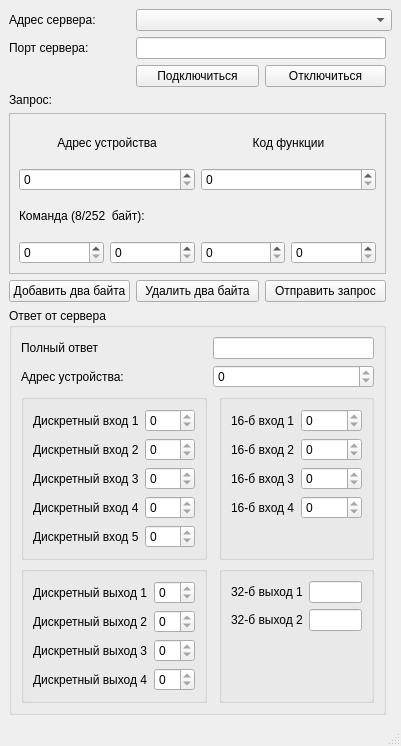
Before: the Qt Designer form modbustcpclient.ui in DenJonson/modbusTCP-client_qt, drawn with Qt 5.
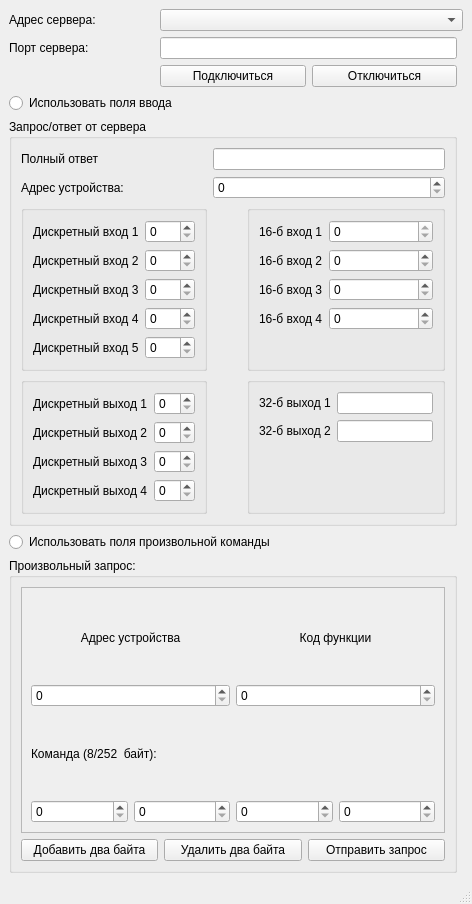
After: the same form once the commit is applied.

Commit message: Sending transanction ID and protocol ID to server

Patch:
```diff
--- a/modbustcpclient.ui
+++ b/modbustcpclient.ui
@@ -6,8 +6,8 @@
    <rect>
     <x>0</x>
     <y>0</y>
-    <width>401</width>
-    <height>746</height>
+    <width>472</width>
+    <height>904</height>
    </rect>
   </property>
   <property name="windowTitle">
@@ -22,16 +22,6 @@
       </property>
      </widget>
     </item>
-    <item row="0" column="0">
-     <widget class="QLabel" name="label">
-      <property name="text">
-       <string>Адрес сервера:</string>
-      </property>
-     </widget>
-    </item>
-    <item row="0" column="1" colspan="3">
-     <widget class="QComboBox" name="cbHostName"/>
-    </item>
     <item row="2" column="1">
      <widget class="QPushButton" name="pbConnect">
       <property name="text">
@@ -39,13 +29,6 @@
       </property>
      </widget>
     </item>
-    <item row="5" column="2">
-     <widget class="QPushButton" name="pbSendRequest">
-      <property name="text">
-       <string>Отправить запрос</string>
-      </property>
-     </widget>
-    </item>
     <item row="2" column="2">
      <widget class="QPushButton" name="pbQuit">
       <property name="text">
@@ -53,39 +36,193 @@
       </property>
      </widget>
     </item>
+    <item row="11" column="0" colspan="3">
+     <widget class="QGroupBox" name="gridGroupBox">
+      <property name="title">
+       <string>Произвольный запрос:</string>
+      </property>
+      <layout class="QGridLayout" name="gridLayout_2">
+       <item row="1" column="1">
+        <widget class="QPushButton" name="pbDelByte">
+         <property name="text">
+          <string>Удалить два байта</string>
+         </property>
+        </widget>
+       </item>
+       <item row="1" column="0">
+        <widget class="QPushButton" name="pbAddByte">
+         <property name="text">
+          <string>Добавить два байта</string>
+         </property>
+        </widget>
+       </item>
+       <item row="1" column="2">
+        <widget class="QPushButton" name="pbSendRequest">
+         <property name="text">
+          <string>Отправить запрос</string>
+         </property>
+        </widget>
+       </item>
+       <item row="0" column="0" colspan="3">
+        <widget class="QScrollArea" name="scrollArea">
+         <property name="widgetResizable">
+          <bool>true</bool>
+         </property>
+         <widget class="QWidget" name="scrollAreaWidgetContents">
+          <property name="geometry">
+           <rect>
+            <x>0</x>
+            <y>0</y>
+            <width>416</width>
+            <height>143</height>
+           </rect>
+          </property>
+          <layout class="QVBoxLayout" name="verticalLayout">
+           <item>
+            <layout class="QGridLayout" name="glReqiestContainer">
+             <item row="3" column="2">
+              <widget class="QSpinBox" name="sbCommand2"/>
+             </item>
+             <item row="3" column="0">
+              <widget class="QSpinBox" name="sbCommand0"/>
+             </item>
+             <item row="3" column="1">
+              <widget class="QSpinBox" name="sbCommand1"/>
+             </item>
+             <item row="3" column="3">
+              <widget class="QSpinBox" name="sbCommand3"/>
+             </item>
+             <item row="1" column="2" colspan="2">
+              <widget class="QSpinBox" name="sbFuncCode"/>
+             </item>
+             <item row="1" column="0" colspan="2">
+              <widget class="QSpinBox" name="sbUnitIdOut">
+               <property name="maximum">
+                <number>255</number>
+               </property>
+              </widget>
+             </item>
+             <item row="0" column="0" colspan="2">
+              <widget class="QLabel" name="label_4">
+               <property name="text">
+                <string>Адрес устройства</string>
+               </property>
+               <property name="alignment">
+                <set>Qt::AlignCenter</set>
+               </property>
+              </widget>
+             </item>
+             <item row="0" column="2" colspan="2">
+              <widget class="QLabel" name="label_21">
+               <property name="text">
+                <string>Код функции</string>
+               </property>
+               <property name="alignment">
+                <set>Qt::AlignCenter</set>
+               </property>
+              </widget>
+             </item>
+             <item row="2" column="0" colspan="4">
+              <widget class="QLabel" name="lbCommand">
+               <property name="text">
+                <string>Команда (8/252  байт):</string>
+               </property>
+              </widget>
+             </item>
+            </layout>
+           </item>
+          </layout>
+         </widget>
+        </widget>
+       </item>
+      </layout>
+     </widget>
+    </item>
+    <item row="0" column="0">
+     <widget class="QLabel" name="label">
+      <property name="text">
+       <string>Адрес сервера:</string>
+      </property>
+     </widget>
+    </item>
+    <item row="3" column="0" colspan="3">
+     <widget class="QRadioButton" name="rbUi">
+      <property name="text">
+       <string>Использовать поля ввода</string>
+      </property>
+     </widget>
+    </item>
     <item row="1" column="1" colspan="2">
      <widget class="QLineEdit" name="lePort"/>
     </item>
-    <item row="6" column="0" colspan="3">
+    <item row="9" column="0" colspan="3">
      <widget class="QGroupBox" name="formGroupBox">
       <property name="enabled">
        <bool>true</bool>
       </property>
       <property name="title">
-       <string>Ответ от сервера</string>
+       <string>Запрос/ответ от сервера</string>
       </property>
       <layout class="QGridLayout" name="gridLayout_3">
+       <item row="4" column="2">
+        <widget class="QGroupBox" name="formGroupBox_2">
+         <layout class="QFormLayout" name="formLayout_4">
+          <item row="0" column="0">
+           <widget class="QLabel" name="label_14">
+            <property name="text">
+             <string>32-б выход 1</string>
+            </property>
+           </widget>
+          </item>
+          <item row="1" column="0">
+           <widget class="QLabel" name="label_15">
+            <property name="text">
+             <string>32-б выход 2</string>
+            </property>
+           </widget>
+          </item>
+          <item row="0" column="1">
+           <widget class="QLineEdit" name="leQOut0">
+            <property name="readOnly">
+             <bool>true</bool>
+            </property>
+           </widget>
+          </item>
+          <item row="1" column="1">
+           <widget class="QLineEdit" name="leQOut1">
+            <property name="readOnly">
+             <bool>true</bool>
+            </property>
+           </widget>
+          </item>
+         </layout>
+        </widget>
+       </item>
+       <item row="1" column="1" colspan="2">
+        <widget class="QLineEdit" name="leResponse">
+         <property name="readOnly">
+          <bool>true</bool>
+         </property>
+        </widget>
+       </item>
        <item row="1" column="0">
-        <widget class="QLabel" name="label_20">
+        <widget class="QLabel" name="label_22">
          <property name="text">
-          <string>Адрес устройства:</string>
+          <string>Полный ответ</string>
          </property>
         </widget>
        </item>
-       <item row="2" column="1">
-        <spacer name="horizontalSpacer">
-         <property name="orientation">
-          <enum>Qt::Horizontal</enum>
+       <item row="2" column="1" colspan="2">
+        <widget class="QSpinBox" name="sbUnitId">
+         <property name="readOnly">
+          <bool>false</bool>
          </property>
-         <property name="sizeHint" stdset="0">
-          <size>
-           <width>40</width>
-           <height>20</height>
-          </size>
+         <property name="maximum">
+          <number>255</number>
          </property>
-        </spacer>
+        </widget>
        </item>
-       <item row="2" column="2">
+       <item row="3" column="2">
         <widget class="QGroupBox" name="formGroupBox_3">
          <layout class="QFormLayout" name="formLayout">
           <item row="0" column="0">
@@ -119,7 +256,7 @@
           <item row="0" column="1">
            <widget class="QSpinBox" name="sbDIn0">
             <property name="readOnly">
-             <bool>true</bool>
+             <bool>false</bool>
             </property>
             <property name="maximum">
              <number>0</number>
@@ -132,38 +269,110 @@
           <item row="1" column="1">
            <widget class="QSpinBox" name="sbDIn1">
             <property name="readOnly">
-             <bool>true</bool>
+             <bool>false</bool>
             </property>
            </widget>
           </item>
           <item row="2" column="1">
            <widget class="QSpinBox" name="sbDIn2">
             <property name="readOnly">
-             <bool>true</bool>
+             <bool>false</bool>
             </property>
            </widget>
           </item>
           <item row="3" column="1">
            <widget class="QSpinBox" name="sbDIn3">
             <property name="readOnly">
-             <bool>true</bool>
+             <bool>false</bool>
             </property>
            </widget>
           </item>
          </layout>
         </widget>
        </item>
-       <item row="1" column="1" colspan="2">
-        <widget class="QSpinBox" name="sbUnitId">
-         <property name="readOnly">
-          <bool>true</bool>
+       <item row="4" column="0">
+        <widget class="QGroupBox" name="groupBox">
+         <layout class="QFormLayout" name="formLayout_3">
+          <item row="0" column="0">
+           <widget class="QLabel" name="label_6">
+            <property name="text">
+             <string>Дискретный выход 1</string>
+            </property>
+           </widget>
+          </item>
+          <item row="1" column="0">
+           <widget class="QLabel" name="label_7">
+            <property name="text">
+             <string>Дискретный выход 2</string>
+            </property>
+           </widget>
+          </item>
+          <item row="2" column="0">
+           <widget class="QLabel" name="label_8">
+            <property name="text">
+             <string>Дискретный выход 3</string>
+            </property>
+           </widget>
+          </item>
+          <item row="3" column="0">
+           <widget class="QLabel" name="label_9">
+            <property name="text">
+             <string>Дискретный выход 4</string>
+            </property>
+           </widget>
+          </item>
+          <item row="0" column="1">
+           <widget class="QSpinBox" name="sbDOut0">
+            <property name="readOnly">
+             <bool>false</bool>
+            </property>
+           </widget>
+          </item>
+          <item row="1" column="1">
+           <widget class="QSpinBox" name="sbDOut1">
+            <property name="readOnly">
+             <bool>false</bool>
+            </property>
+           </widget>
+          </item>
+          <item row="2" column="1">
+           <widget class="QSpinBox" name="sbDOut2">
+            <property name="readOnly">
+             <bool>false</bool>
+            </property>
+           </widget>
+          </item>
+          <item row="3" column="1">
+           <widget class="QSpinBox" name="sbDOut3">
+            <property name="readOnly">
+             <bool>false</bool>
+            </property>
+           </widget>
+          </item>
+         </layout>
+        </widget>
+       </item>
+       <item row="3" column="1">
+        <spacer name="horizontalSpacer">
+         <property name="orientation">
+          <enum>Qt::Horizontal</enum>
          </property>
-         <property name="maximum">
-          <number>255</number>
+         <property name="sizeHint" stdset="0">
+          <size>
+           <width>40</width>
+           <height>20</height>
+          </size>
          </property>
-        </widget>
+        </spacer>
        </item>
        <item row="2" column="0">
+        <widget class="QLabel" name="label_20">
+         <property name="text">
+          <string>Адрес устройства:</string>
+         </property>
+        </widget>
+       </item>
+       <item row="3" column="0">
         <widget class="QGroupBox" name="formGroupBox_4">
          <layout class="QFormLayout" name="formLayout_2">
           <item row="0" column="0">
@@ -204,244 +413,51 @@
           <item row="0" column="1">
            <widget class="QSpinBox" name="spinbDIn0">
             <property name="readOnly">
-             <bool>true</bool>
+             <bool>false</bool>
             </property>
            </widget>
           </item>
           <item row="1" column="1">
            <widget class="QSpinBox" name="spinbDIn1">
             <property name="readOnly">
-             <bool>true</bool>
+             <bool>false</bool>
             </property>
            </widget>
           </item>
           <item row="2" column="1">
            <widget class="QSpinBox" name="spinbDIn2">
             <property name="readOnly">
-             <bool>true</bool>
+             <bool>false</bool>
             </property>
            </widget>
           </item>
           <item row="3" column="1">
            <widget class="QSpinBox" name="spinbDIn3">
             <property name="readOnly">
-             <bool>true</bool>
+             <bool>false</bool>
             </property>
            </widget>
           </item>
           <item row="4" column="1">
            <widget class="QSpinBox" name="spinbDIn4">
             <property name="readOnly">
-             <bool>true</bool>
+             <bool>false</bool>
             </property>
            </widget>
           </item>
          </layout>
         </widget>
        </item>
-       <item row="3" column="0">
-        <widget class="QGroupBox" name="groupBox">
-         <layout class="QFormLayout" name="formLayout_3">
-          <item row="0" column="0">
-           <widget class="QLabel" name="label_6">
-            <property name="text">
-             <string>Дискретный выход 1</string>
-            </property>
-           </widget>
-          </item>
-          <item row="1" column="0">
-           <widget class="QLabel" name="label_7">
-            <property name="text">
-             <string>Дискретный выход 2</string>
-            </property>
-           </widget>
-          </item>
-          <item row="2" column="0">
-           <widget class="QLabel" name="label_8">
-            <property name="text">
-             <string>Дискретный выход 3</string>
-            </property>
-           </widget>
-          </item>
-          <item row="3" column="0">
-           <widget class="QLabel" name="label_9">
-            <property name="text">
-             <string>Дискретный выход 4</string>
-            </property>
-           </widget>
-          </item>
-          <item row="0" column="1">
-           <widget class="QSpinBox" name="sbDOut0">
-            <property name="readOnly">
-             <bool>true</bool>
-            </property>
-           </widget>
-          </item>
-          <item row="1" column="1">
-           <widget class="QSpinBox" name="sbDOut1">
-            <property name="readOnly">
-             <bool>true</bool>
-            </property>
-           </widget>
-          </item>
-          <item row="2" column="1">
-           <widget class="QSpinBox" name="sbDOut2">
-            <property name="readOnly">
-             <bool>true</bool>
-            </property>
-           </widget>
-          </item>
-          <item row="3" column="1">
-           <widget class="QSpinBox" name="sbDOut3">
-            <property name="readOnly">
-             <bool>true</bool>
-            </property>
-           </widget>
-          </item>
-         </layout>
-        </widget>
-       </item>
-       <item row="3" column="2">
-        <widget class="QGroupBox" name="formGroupBox_2">
-         <layout class="QFormLayout" name="formLayout_4">
-          <item row="0" column="0">
-           <widget class="QLabel" name="label_14">
-            <property name="text">
-             <string>32-б выход 1</string>
-            </property>
-           </widget>
-          </item>
-          <item row="1" column="0">
-           <widget class="QLabel" name="label_15">
-            <property name="text">
-             <string>32-б выход 2</string>
-            </property>
-           </widget>
-          </item>
-          <item row="0" column="1">
-           <widget class="QLineEdit" name="leQOut0">
-            <property name="readOnly">
-             <bool>true</bool>
-            </property>
-           </widget>
-          </item>
-          <item row="1" column="1">
-           <widget class="QLineEdit" name="leQOut1">
-            <property name="readOnly">
-             <bool>true</bool>
-            </property>
-           </widget>
-          </item>
-         </layout>
-        </widget>
-       </item>
-       <item row="0" column="0">
-        <widget class="QLabel" name="label_22">
-         <property name="text">
-          <string>Полный ответ</string>
-         </property>
-        </widget>
-       </item>
-       <item row="0" column="1" colspan="2">
-        <widget class="QLineEdit" name="leResponse">
-         <property name="readOnly">
-          <bool>true</bool>
-         </property>
-        </widget>
-       </item>
       </layout>
      </widget>
     </item>
-    <item row="5" column="0">
-     <widget class="QPushButton" name="pbAddByte">
-      <property name="text">
-       <string>Добавить два байта</string>
-      </property>
-     </widget>
+    <item row="0" column="1" colspan="3">
+     <widget class="QComboBox" name="cbHostName"/>
     </item>
-    <item row="3" column="0" colspan="3">
-     <widget class="QLabel" name="label_3">
+    <item row="10" column="0" colspan="3">
+     <widget class="QRadioButton" name="rbCustom">
       <property name="text">
-       <string>Запроc:</string>
-      </property>
-     </widget>
-    </item>
-    <item row="4" column="0" colspan="3">
-     <widget class="QScrollArea" name="scrollArea">
-      <property name="widgetResizable">
-       <bool>true</bool>
-      </property>
-      <widget class="QWidget" name="scrollAreaWidgetContents">
-       <property name="geometry">
-        <rect>
-         <x>0</x>
-         <y>0</y>
-         <width>356</width>
-         <height>127</height>
-        </rect>
-       </property>
-       <layout class="QVBoxLayout" name="verticalLayout">
-        <item>
-         <layout class="QGridLayout" name="glReqiestContainer">
-          <item row="3" column="2">
-           <widget class="QSpinBox" name="sbCommand2"/>
-          </item>
-          <item row="3" column="0">
-           <widget class="QSpinBox" name="sbCommand0"/>
-          </item>
-          <item row="3" column="1">
-           <widget class="QSpinBox" name="sbCommand1"/>
-          </item>
-          <item row="3" column="3">
-           <widget class="QSpinBox" name="sbCommand3"/>
-          </item>
-          <item row="1" column="2" colspan="2">
-           <widget class="QSpinBox" name="sbFuncCode"/>
-          </item>
-          <item row="1" column="0" colspan="2">
-           <widget class="QSpinBox" name="sbUnitIdOut">
-            <property name="maximum">
-             <number>255</number>
-            </property>
-           </widget>
-          </item>
-          <item row="0" column="0" colspan="2">
-           <widget class="QLabel" name="label_4">
-            <property name="text">
-             <string>Адрес устройства</string>
-            </property>
-            <property name="alignment">
-             <set>Qt::AlignCenter</set>
-            </property>
-           </widget>
-          </item>
-          <item row="0" column="2" colspan="2">
-           <widget class="QLabel" name="label_21">
-            <property name="text">
-             <string>Код функции</string>
-            </property>
-            <property name="alignment">
-             <set>Qt::AlignCenter</set>
-            </property>
-           </widget>
-          </item>
-          <item row="2" column="0" colspan="4">
-           <widget class="QLabel" name="lbCommand">
-            <property name="text">
-             <string>Команда (8/252  байт):</string>
-            </property>
-           </widget>
-          </item>
-         </layout>
-        </item>
-       </layout>
-      </widget>
-     </widget>
-    </item>
-    <item row="5" column="1">
-     <widget class="QPushButton" name="pbDelByte">
-      <property name="text">
-       <string>Удалить два байта</string>
+       <string>Использовать поля произвольной команды</string>
       </property>
      </widget>
     </item>
@@ -452,8 +468,8 @@
     <rect>
      <x>0</x>
      <y>0</y>
-     <width>401</width>
-     <height>21</height>
+     <width>472</width>
+     <height>25</height>
     </rect>
    </property>
   </widget>
```
The commit also changes 2 other files.
